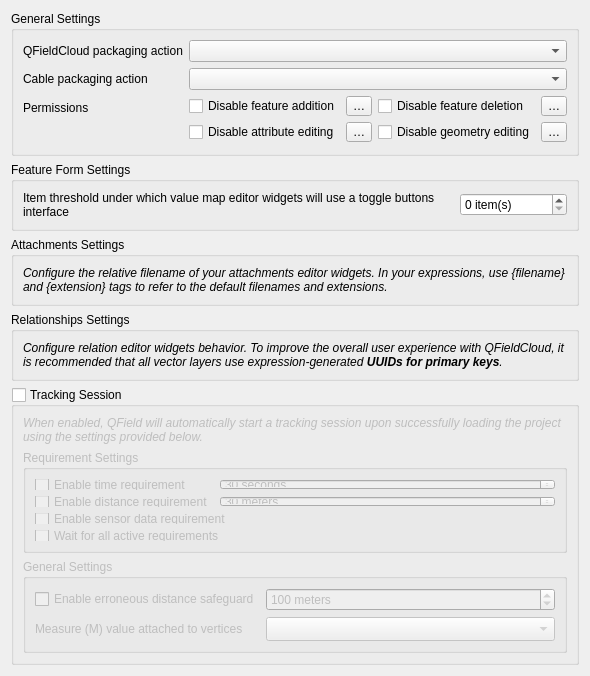
Qt form qfieldsync/ui/map_layer_config_widget.ui (opengisch/qfieldsync) before a commit.
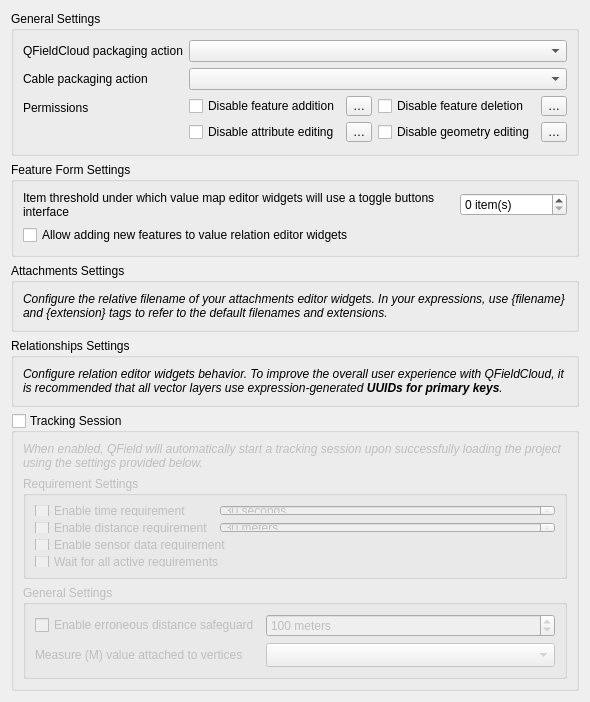
The same form after that commit. Custom widgets are drawn as their Qt base class.

Commit message:
Adds option to allow feature addition in value relation
Adds a checkbox in the layer configuration to allow adding new
features to value relation editor widgets.

The edit to the form file:
```diff
--- a/qfieldsync/ui/map_layer_config_widget.ui
+++ b/qfieldsync/ui/map_layer_config_widget.ui
@@ -196,6 +196,13 @@
         </item>
        </layout>
       </item>
+      <item row="1" column="0">
+       <widget class="QCheckBox" name="allowValueRelationFeatureAddition">
+        <property name="text">
+         <string>Allow adding new features to value relation editor widgets</string>
+        </property>
+       </widget>
+      </item>
      </layout>
     </widget>
    </item>
```
The commit also changes 1 other file.
